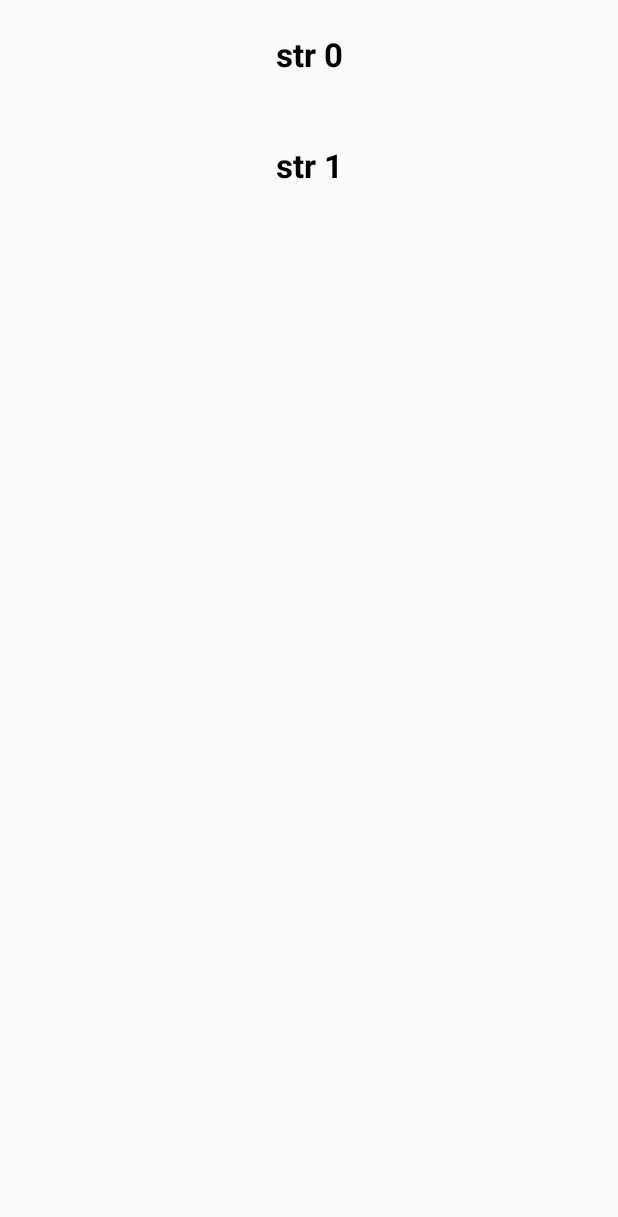
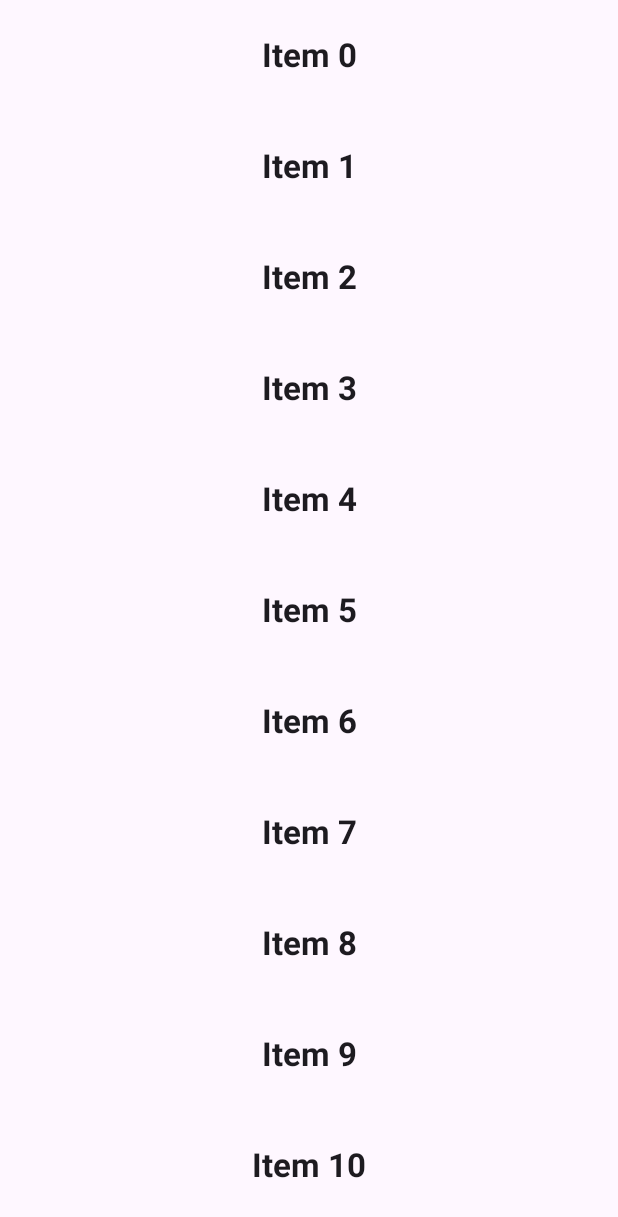
Before and after one commit to SujithManjavana/JcDemo, an Android app built with Jetpack Compose: the screen it shows after launch (ListActivity), on a phone screen of 412 x 824 dp. Before the commit the part shown is almost empty. Shown: the top 1217 px of the screen. Run offline under Robolectric (Android 15) with nearby library versions, the phone set to English and light mode, and no system bars.

Commit message:
make list clickable

```diff
--- a/app/src/main/java/com/sujith/jetpackcomposedemo/ListActivity.kt
+++ b/app/src/main/java/com/sujith/jetpackcomposedemo/ListActivity.kt
@@ -4,6 +4,7 @@ package com.sujith.jetpackcomposedemo
 import android.os.Bundle
 import androidx.activity.ComponentActivity
 import androidx.activity.compose.setContent
+import androidx.compose.foundation.clickable
 import androidx.compose.foundation.layout.Column
 import androidx.compose.foundation.layout.fillMaxWidth
 import androidx.compose.foundation.layout.padding
@@ -12,30 +13,59 @@ import androidx.compose.foundation.lazy.itemsIndexed
 import androidx.compose.foundation.rememberScrollState
 import androidx.compose.foundation.verticalScroll
 import androidx.compose.material3.Button
+import androidx.compose.material3.ExperimentalMaterial3Api
+import androidx.compose.material3.Scaffold
+import androidx.compose.material3.SnackbarHost
+import androidx.compose.material3.SnackbarHostState
 import androidx.compose.material3.Text
+import androidx.compose.runtime.remember
+import androidx.compose.runtime.rememberCoroutineScope
 import androidx.compose.ui.Modifier
 import androidx.compose.ui.text.font.FontWeight
 import androidx.compose.ui.text.style.TextAlign
 import androidx.compose.ui.unit.dp
 import androidx.compose.ui.unit.sp
+import kotlinx.coroutines.launch
 
 class ListActivity : ComponentActivity() {
+    @OptIn(ExperimentalMaterial3Api::class)
     override fun onCreate(savedInstanceState: Bundle?) {
         super.onCreate(savedInstanceState)
         setContent {
-            LazyColumn {
-                itemsIndexed(listOf("Hello", "world")) { indx, str ->
+            val snackbarHostState = remember { SnackbarHostState() }
+            val scope = rememberCoroutineScope()
+            Scaffold(snackbarHost = { SnackbarHost(snackbarHostState) }) {
+                LazyColumn(modifier = Modifier.padding(it)) {
+//                    itemsIndexed(listOf("Hello", "world")) { indx, str ->
+//                        Text(
+//                            text = "$str $indx",
+//                            fontSize = 22.sp,
+//                            fontWeight = FontWeight.Bold,
+//                            textAlign = TextAlign.Center,
+//                            modifier = Modifier
+//                                .fillMaxWidth()
+//                                .padding(vertical = 24.dp)
+//                        )
+//                    }
+                    items(4000){indx->
                         Text(
-                        text = "str $indx",
+                            text = "Item $indx",
                             fontSize = 22.sp,
                             fontWeight = FontWeight.Bold,
                             textAlign = TextAlign.Center,
                             modifier = Modifier
                                 .fillMaxWidth()
                                 .padding(vertical = 24.dp)
+                                .clickable{
+                                    scope.launch {
+                                        snackbarHostState.showSnackbar(message = "Hello $indx")
+                                    }
+                            }
                         )
                     }
                 }
             }
+
         }
     }
+}
```
Also changed, not shown: app/build.gradle (+6 -3 lines), app/src/main/AndroidManifest.xml (+6 -3 lines), app/src/main/java/com/sujith/jetpackcomposedemo/ConstraintLayoutActivity.kt (added, +19 -0 lines). Lines whose indentation alone changed are shown as unchanged.
